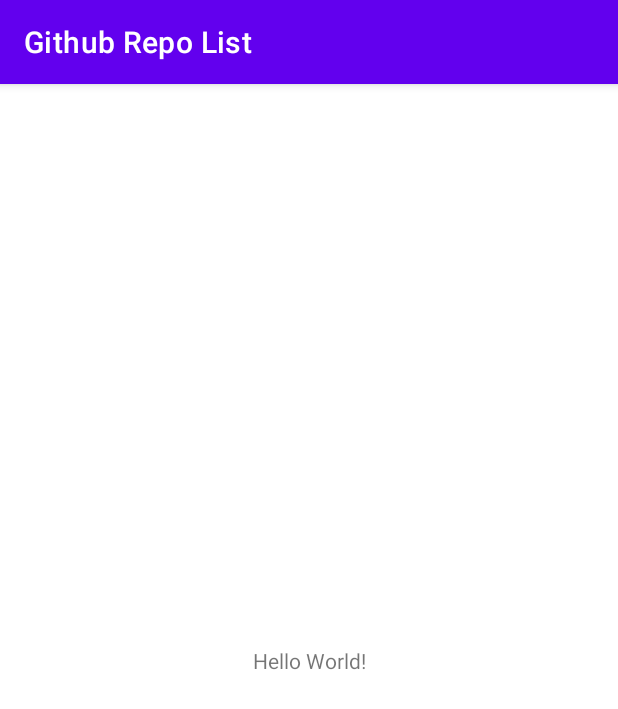
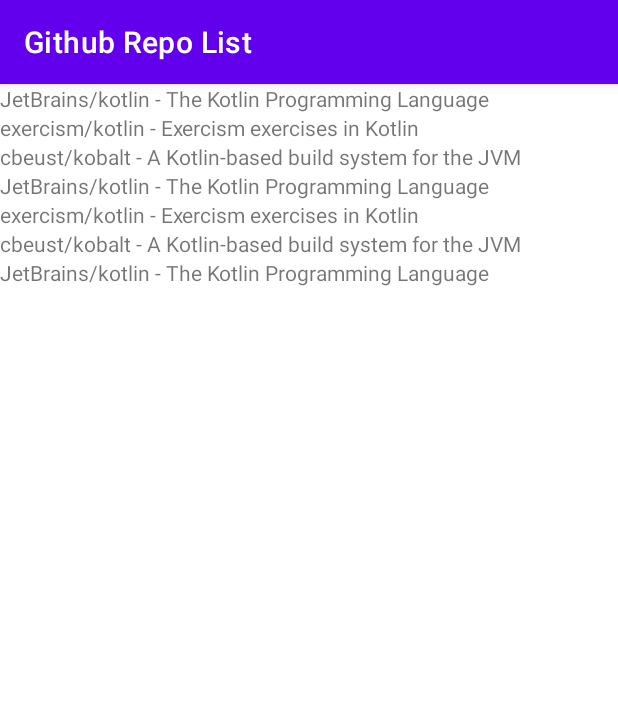
Before and after one commit to chrisabbod/github-repo-list, an Android app: the screen it shows after launch (MainActivity), on a phone screen of 412 x 824 dp. Shown: the top 709 px of the screen. Run offline under Robolectric (Android 15) with nearby library versions, the phone set to English and light mode, and no system bars.

Commit message:
Add recyclerview to main activity

```diff
--- a/app/build.gradle
+++ b/app/build.gradle
@@ -29,6 +29,10 @@ android {
     kotlinOptions {
         jvmTarget = '1.8'
     }
+
+    buildFeatures {
+        viewBinding = true
+    }
 }
 
 dependencies {
--- a/app/src/main/java/com/chrisabbod/githubrepolist/MainActivity.kt
+++ b/app/src/main/java/com/chrisabbod/githubrepolist/MainActivity.kt
@@ -2,10 +2,29 @@ package com.chrisabbod.githubrepolist
 
 import androidx.appcompat.app.AppCompatActivity
 import android.os.Bundle
+import androidx.recyclerview.widget.LinearLayoutManager
+import com.chrisabbod.githubrepolist.databinding.ActivityMainBinding
 
 class MainActivity : AppCompatActivity() {
+
+    private lateinit var binding: ActivityMainBinding
+
+    private val items = listOf(
+        "JetBrains/kotlin - The Kotlin Programming Language",
+        "exercism/kotlin - Exercism exercises in Kotlin",
+        "cbeust/kobalt - A Kotlin-based build system for the JVM",
+        "JetBrains/kotlin - The Kotlin Programming Language",
+        "exercism/kotlin - Exercism exercises in Kotlin",
+        "cbeust/kobalt - A Kotlin-based build system for the JVM",
+        "JetBrains/kotlin - The Kotlin Programming Language"
+    )
+
     override fun onCreate(savedInstanceState: Bundle?) {
         super.onCreate(savedInstanceState)
-        setContentView(R.layout.activity_main)
+        binding = ActivityMainBinding.inflate(layoutInflater)
+        setContentView(binding.root)
+
+        binding.rvRepoList.layoutManager = LinearLayoutManager(this, LinearLayoutManager.VERTICAL, false)
+        binding.rvRepoList.adapter = RepoListAdapter(items)
     }
 }
--- /dev/null
+++ b/app/src/main/java/com/chrisabbod/githubrepolist/RepoListAdapter.kt
@@ -0,0 +1,26 @@
+package com.chrisabbod.githubrepolist
+
+import android.view.LayoutInflater
+import android.view.ViewGroup
+import androidx.recyclerview.widget.RecyclerView
+import com.chrisabbod.githubrepolist.databinding.ItemRepoBinding
+
+class RepoListAdapter (private val items: List<String>) : RecyclerView.Adapter<RepoListAdapter.RepoListViewHolder>() {
+
+    inner class RepoListViewHolder(itemBinding: ItemRepoBinding)
+        :RecyclerView.ViewHolder(itemBinding.root) {
+            val tvTitle = itemBinding.tvTitle
+        }
+
+    override fun onCreateViewHolder(parent: ViewGroup, viewType: Int): RepoListViewHolder {
+        return RepoListViewHolder(ItemRepoBinding.inflate(LayoutInflater.from(parent.context), parent, false))
+    }
+
+    override fun onBindViewHolder(holder: RepoListViewHolder, position: Int) {
+        holder.tvTitle.text = items[position]
+    }
+
+    override fun getItemCount(): Int {
+        return items.size
+    }
+}
--- a/app/src/main/res/layout/activity_main.xml
+++ b/app/src/main/res/layout/activity_main.xml
@@ -1,18 +1,17 @@
 <?xml version="1.0" encoding="utf-8"?>
 <androidx.constraintlayout.widget.ConstraintLayout xmlns:android="http://schemas.android.com/apk/res/android"
-    xmlns:app="http://schemas.android.com/apk/res-auto"
     xmlns:tools="http://schemas.android.com/tools"
     android:layout_width="match_parent"
     android:layout_height="match_parent"
+    xmlns:app="http://schemas.android.com/apk/res-auto"
     tools:context=".MainActivity">
 
-    <TextView
-        android:layout_width="wrap_content"
+    <androidx.recyclerview.widget.RecyclerView
+        android:id="@+id/rv_repo_list"
+        android:layout_width="match_parent"
         android:layout_height="wrap_content"
-        android:text="Hello World!"
-        app:layout_constraintBottom_toBottomOf="parent"
+        app:layout_constraintStart_toStartOf="parent"
         app:layout_constraintEnd_toEndOf="parent"
-        app:layout_constraintStart_toStartOf="parent"
-        app:layout_constraintTop_toTopOf="parent" />
+        app:layout_constraintTop_toTopOf="parent"/>
 
 </androidx.constraintlayout.widget.ConstraintLayout>
--- /dev/null
+++ b/app/src/main/res/layout/item_repo.xml
@@ -0,0 +1,13 @@
+<?xml version="1.0" encoding="utf-8"?>
+<LinearLayout xmlns:android="http://schemas.android.com/apk/res/android"
+    android:layout_width="match_parent"
+    android:layout_height="wrap_content"
+    xmlns:tools="http://schemas.android.com/tools">
+
+    <TextView
+        android:id="@+id/tv_title"
+        android:layout_width="match_parent"
+        android:layout_height="wrap_content"
+        tools:text="JetBrains/kotlin - The Kotlin Programming Language" />
+
+</LinearLayout>
```
